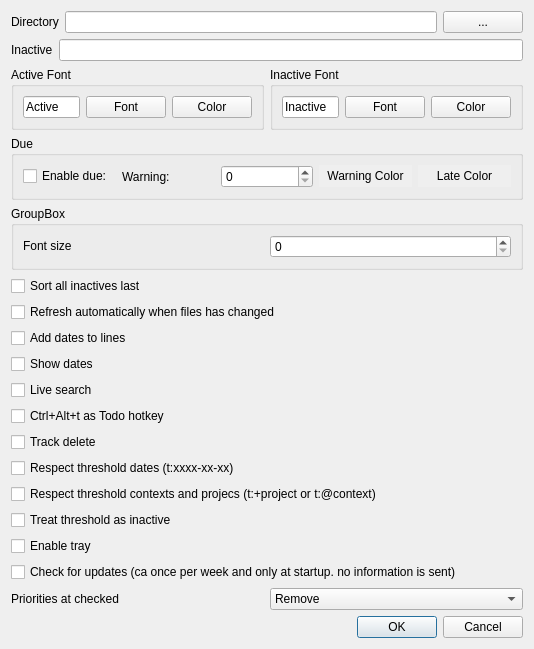
SverrirValgeirsson/Todour, file settingsdialog.ui: the form before one commit.
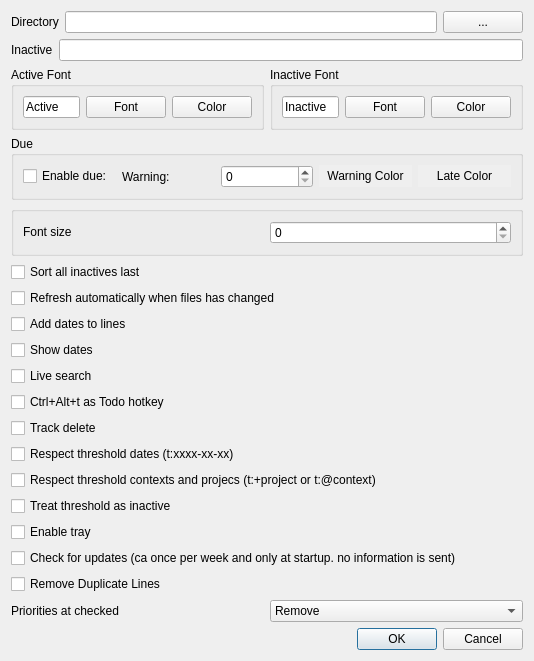
The form after the commit.

Patch:
```diff
--- a/settingsdialog.ui
+++ b/settingsdialog.ui
@@ -7,7 +7,7 @@
     <x>0</x>
     <y>0</y>
     <width>534</width>
-    <height>597</height>
+    <height>641</height>
    </rect>
   </property>
   <property name="windowTitle">
@@ -188,7 +188,7 @@
    <item>
     <widget class="QGroupBox" name="groupBox_4">
      <property name="title">
-      <string>GroupBox</string>
+      <string/>
      </property>
      <layout class="QHBoxLayout" name="horizontalLayout_9">
       <item>
@@ -294,6 +294,13 @@
      </property>
     </widget>
    </item>
+   <item>
+    <widget class="QCheckBox" name="cb_removeDoublets">
+     <property name="text">
+      <string>Remove Duplicate Lines</string>
+     </property>
+    </widget>
+   </item>
    <item>
     <layout class="QHBoxLayout" name="horizontalLayout_8">
      <item>
```
